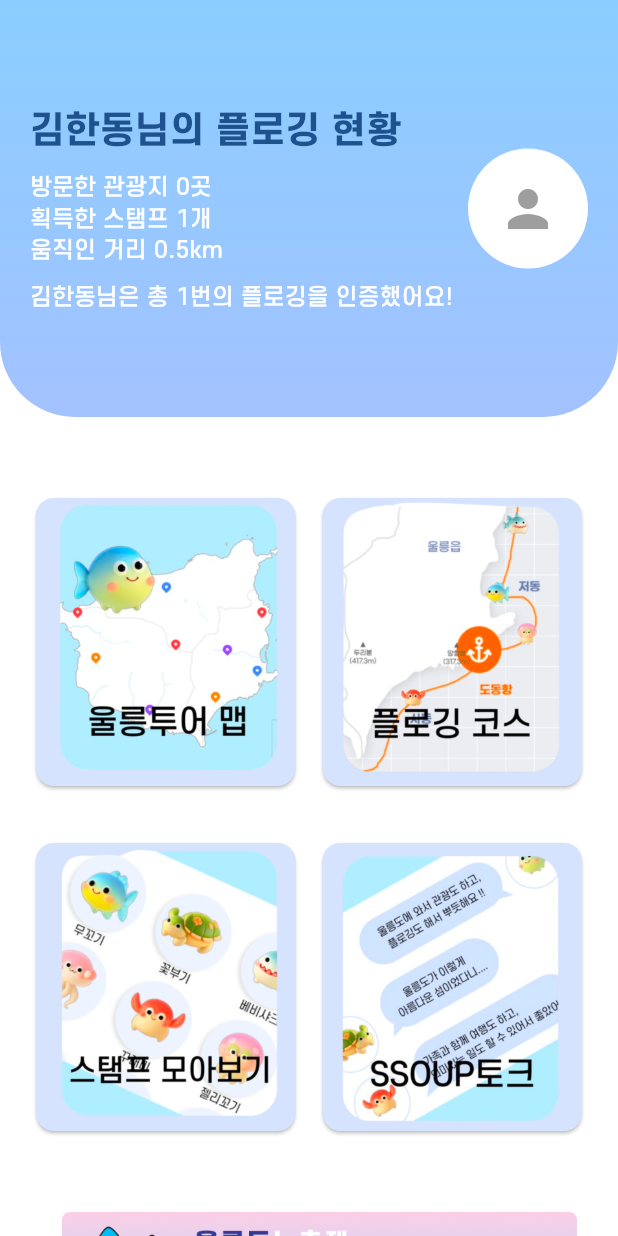
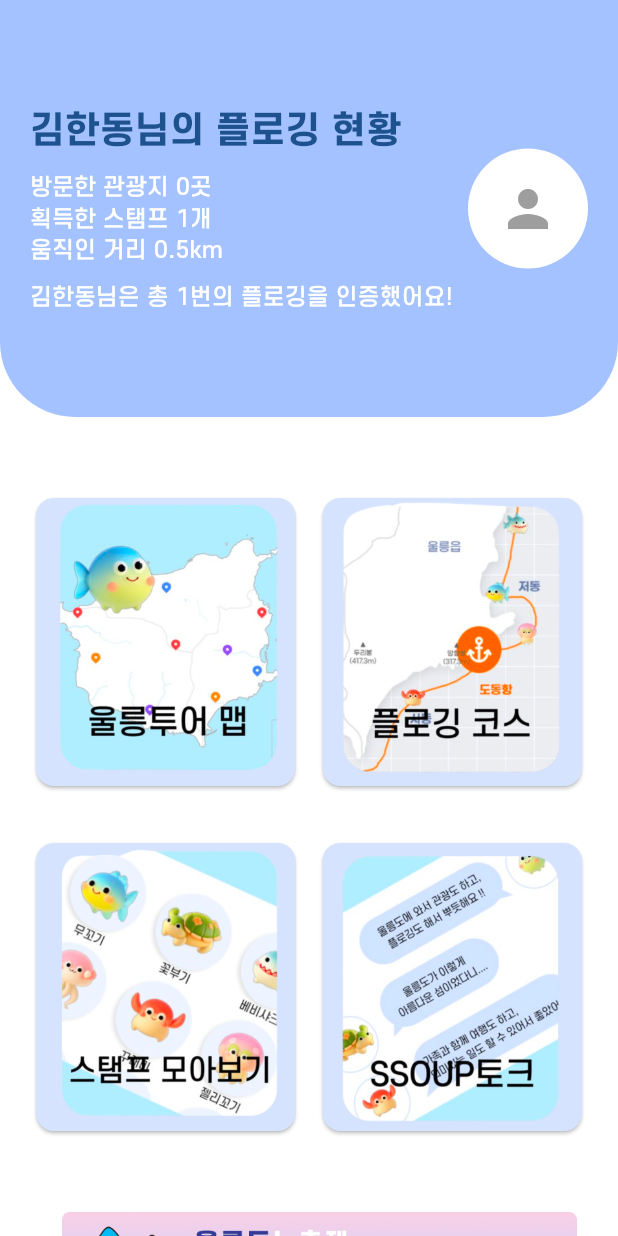
Before and after one commit to minchanpark/ssoup, a Flutter app: the HomePage screen opened directly, on a phone screen of 412 x 824 dp. Run offline on Flutter 3.47's test engine with Material 3 defaults, Android fonts, the phone set to English and light mode, and no system bars; our stand-ins replace cloud_firestore, firebase_auth, firebase_core, google_maps_flutter, google_sign_in; missing offline and left inert: iconify_flutter; accounts and stored records are empty.

Commit message:
Save current changes before rebase

```diff
--- a/lib/home.dart
+++ b/lib/home.dart
@@ -24,8 +24,7 @@ class HomePage extends StatelessWidget {
                   bottomRight: Radius.circular(50),
                 ),
                 child: Container(
-                  //color: const Color(0xffA3C2FF),
-                  decoration: BoxDecoration(gradient: AppColor.homeMix),
+                  color: const Color(0xffA3C2FF),
                   height: 278,
                   width: double.infinity,
                   child: Padding(
@@ -136,7 +135,7 @@ class HomePage extends StatelessWidget {
                             child: SizedBox(
                               height: 200,
                               child: Card(
-                                color: const Color(0xffD5E3FF),
+                                color: Color(0xffD5E3FF),
                                 child: Image.asset(
                                   'assets/stamp.png',
                                   fit: BoxFit.cover,
```
Also changed, not shown: 9 other files.
